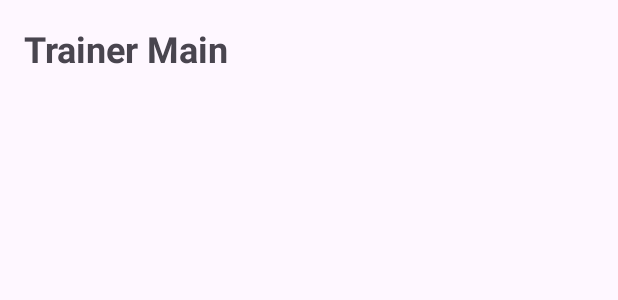
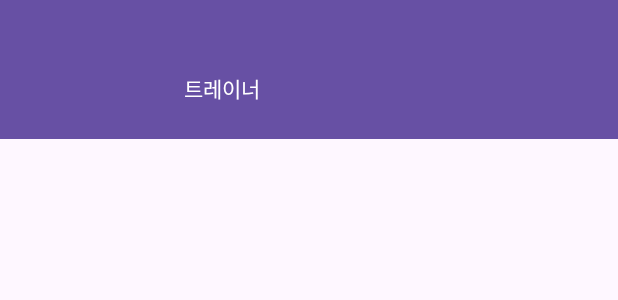
Before and after one commit to csu7120/PaiChai-app-H, an Android app: the layout activity_trainer_main.xml on its own in the app's theme, with its tools: preview values and no code run, on a phone screen of 412 x 824 dp. Shown: the top 300 px of the screen. Run offline under Robolectric (Android 15) with nearby library versions, the phone set to English and light mode, and no system bars.

Commit message:
유저 정보 조회 기능및 트레이너 메인 일부 구현

```diff
--- a/backend/src/main/java/com/paichai/health/user/dto/LoginResponse.java
+++ b/backend/src/main/java/com/paichai/health/user/dto/LoginResponse.java
@@ -9,4 +9,5 @@ public class LoginResponse {
     private String message;
     private String roleId;
     private String token;  // 토큰 단계 시 채워짐
+    private String name;
 }
--- a/frontend/app/src/main/java/com/paichai/healthhelper/user/api/UserApi.java
+++ b/frontend/app/src/main/java/com/paichai/healthhelper/user/api/UserApi.java
@@ -2,13 +2,18 @@ package com.paichai.healthhelper.user.api;
 
 import com.paichai.healthhelper.user.model.LoginRequest;
 import com.paichai.healthhelper.user.model.LoginResponse;
+import com.paichai.healthhelper.user.model.ProfileResponse;
 
 import retrofit2.Call;
 import retrofit2.http.Body;
+import retrofit2.http.GET;
+import retrofit2.http.Header;
 import retrofit2.http.POST;
 
 public interface UserApi {
     @POST("/api/users/login")
     Call<LoginResponse> login(@Body LoginRequest req);
 
+    @GET("/api/users/me")
+    Call<ProfileResponse> getProfile(@Header("Authorization") String bearerToken);
 }
--- a/frontend/app/src/main/java/com/paichai/healthhelper/user/ui/login/LoginActivity.java
+++ b/frontend/app/src/main/java/com/paichai/healthhelper/user/ui/login/LoginActivity.java
@@ -55,11 +55,12 @@ public class LoginActivity extends AppCompatActivity {
                         @Override
                         public void onResponse(Call<LoginResponse> call, Response<LoginResponse> response) {
                             if (response.isSuccessful() && response.body() != null) {
+                                String name  = response.body().getName();
                                 String role = response.body().getRoleId();
                                 String token = response.body().getToken();
 
                                 // 토큰 저장 (예: SharedPreferences)
-                                saveToken(token, role);
+                                saveToken(token, role, name);
 
                                 // role 에 따라 화면 분기
                                 if ("TRAINER".equals(role)) {
@@ -88,11 +89,12 @@ public class LoginActivity extends AppCompatActivity {
         });
     }
 
-    private void saveToken(String token, String role) {
+    private void saveToken(String token, String role, String name) {
         getSharedPreferences("prefs", MODE_PRIVATE)
                 .edit()
                 .putString("AUTH_TOKEN", token)
                 .putString("ROLE_ID", role)
+                .putString("TRAINER_NAME", name)
                 .apply();
     }
 
--- a/frontend/app/src/main/res/layout/activity_trainer_main.xml
+++ b/frontend/app/src/main/res/layout/activity_trainer_main.xml
@@ -1,15 +1,72 @@
 <?xml version="1.0" encoding="utf-8"?>
 <LinearLayout xmlns:android="http://schemas.android.com/apk/res/android"
+    android:orientation="vertical"
+    android:weightSum="8"
     android:layout_width="match_parent"
+    android:layout_height="match_parent">
+
+    <LinearLayout
+        android:id="@+id/headerContainer"
+        android:orientation="horizontal"
+        android:layout_width="match_parent"
+        android:layout_height="0dp"
+        android:layout_weight="1"
+        android:padding="16dp"
+        android:background="?attr/colorPrimary">
+
+        <!-- 프로필 이미지 -->
+        <ImageView
+            android:id="@+id/ivTrainerProfile"
+            android:layout_width="0dp"
             android:layout_height="match_parent"
+            android:layout_weight="1"
+            android:src="@null"
+            android:contentDescription="프로필"
+            android:scaleType="centerCrop"
+            android:adjustViewBounds="true" />
+
+        <!-- 이름·역할 텍스트 -->
+        <LinearLayout
+            android:layout_width="0dp"
+            android:layout_height="match_parent"
+            android:layout_weight="3"
             android:orientation="vertical"
-    android:padding="16dp">
+            android:gravity="center_vertical"
+            android:paddingStart="12dp">
 
             <TextView
+                android:id="@+id/tvTrainerName"
                 android:layout_width="wrap_content"
                 android:layout_height="wrap_content"
-        android:text="Trainer Main"
-        android:textSize="24sp"
+                android:text=""
+                android:textSize="18sp"
+                android:textColor="@android:color/white"
                 android:textStyle="bold" />
 
+            <TextView
+                android:id="@+id/tvTrainerRole"
+                android:layout_width="wrap_content"
+                android:layout_height="wrap_content"
+                android:text="트레이너"
+                android:textSize="14sp"
+                android:textColor="@android:color/white" />
         </LinearLayout>
+
+
+    </LinearLayout>
+
+    <!-- 빈 공간 : 미정-->
+    <FrameLayout
+        android:id="@+id/contentContainer"
+        android:layout_width="match_parent"
+        android:layout_height="0dp"
+        android:layout_weight="7">
+
+    </FrameLayout>
+
+    <!-- 하단 네비게이션 바 -->
+    <com.google.android.material.bottomnavigation.BottomNavigationView
+        android:layout_width="match_parent"
+        android:layout_height="wrap_content" />
+
+</LinearLayout>
```
Also changed, not shown: backend/src/main/java/com/paichai/health/user/controller/UserController.java (+6 -11 lines), backend/src/main/java/com/paichai/health/user/dto/ProfileResponse.java (added, +14 -0 lines), backend/src/main/java/com/paichai/health/user/service/UserService.java (+16 -2 lines), frontend/app/src/main/java/com/paichai/healthhelper/user/model/LoginResponse.java (+10 -0 lines), frontend/app/src/main/java/com/paichai/healthhelper/user/model/ProfileResponse.java (added, +20 -0 lines), frontend/app/src/main/java/com/paichai/healthhelper/user/ui/main/TrainerMainActivity.java (+61 -1 lines). Lines whose indentation alone changed are shown as unchanged.
